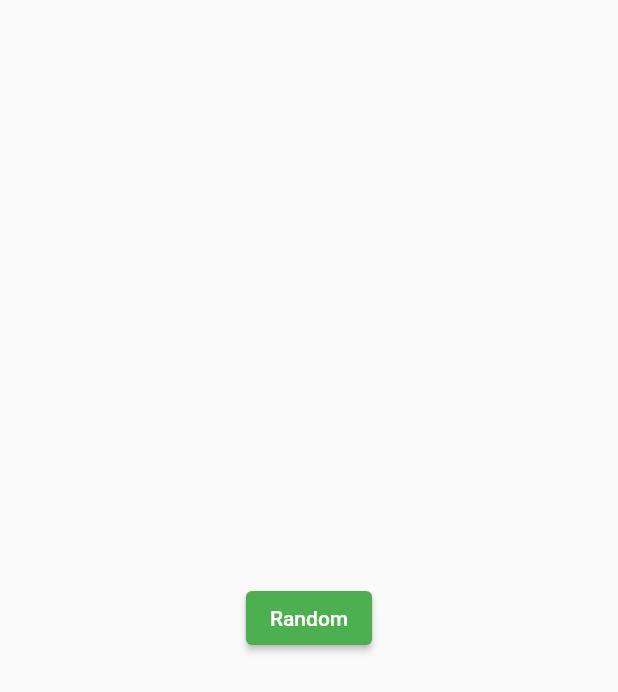
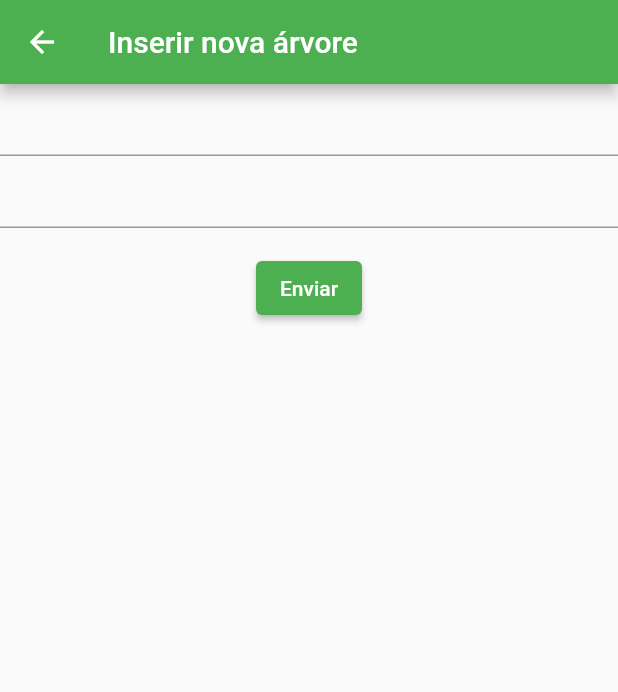
Before and after one commit to ItanuRomero/plantree, a Flutter app: the screen it shows after launch, after a tap on the "add" icon, on a phone screen of 412 x 824 dp. Shown: the top 692 px of the screen. Run offline on Flutter 3.47's test engine with Material 2 defaults, Android fonts, the phone set to English and light mode, and no system bars.

Commit message:
Add form on new tree page

```diff
--- a/lib/routes.dart
+++ b/lib/routes.dart
@@ -4,8 +4,8 @@ import 'package:plantree/routes/new/tree.dart';
 
 class RouteGenerator {
   static const String homePage = '/';
-  static const String randomPage = "/random";
-  RouteGenerator._() {}
+  static const String randomPage = "/new/tree";
+  RouteGenerator._();
   static Route<dynamic> generateRoute(RouteSettings settings) {
     switch (settings.name) {
       case homePage:
@@ -16,7 +16,7 @@ class RouteGenerator {
         );
       case randomPage:
         return MaterialPageRoute(
-          builder: (_) => const RandomPage(),
+          builder: (_) => const NewTreePage(),
         );
       default:
         throw const FormatException("Rota não encontrada");
--- a/lib/routes/new/tree.dart
+++ b/lib/routes/new/tree.dart
@@ -1,19 +1,18 @@
 import 'package:flutter/material.dart';
+import 'package:plantree/widgets/new/tree/form.dart';
 
-class RandomPage extends StatelessWidget {
-  const RandomPage({super.key});
+class NewTreePage extends StatelessWidget {
+  const NewTreePage({super.key});
 
   @override
   Widget build(BuildContext context) {
     return Scaffold(
-      body: Center(
-        child: ElevatedButton(
-          onPressed: () {
-            Navigator.of(context).pop();
-          },
-          child: const Text("Random"),
-        ),
+      appBar: AppBar(
+        // Here we take the value from the MyHomePage object that was created by
+        // the App.build method, and use it to set our appbar title.
+        title: const Text('Inserir nova árvore'),
       ),
+      body: const NewTreeForm(),
     );
   }
 }
--- /dev/null
+++ b/lib/widgets/new/tree/form.dart
@@ -0,0 +1,61 @@
+import 'package:flutter/material.dart';
+
+// Define a custom Form widget.
+class NewTreeForm extends StatefulWidget {
+  const NewTreeForm({super.key});
+
+  @override
+  NewTreeFormState createState() {
+    return NewTreeFormState();
+  }
+}
+
+class NewTreeFormState extends State<NewTreeForm> {
+  final _formKey = GlobalKey<FormState>();
+
+  @override
+  Widget build(BuildContext context) {
+    return Form(
+      key: _formKey,
+      child: Column(
+        children: [
+          TextFormField(
+            decoration: const InputDecoration(
+              contentPadding: EdgeInsets.symmetric(horizontal: 10),
+            ),
+            validator: (value) {
+              if (value == null || value.isEmpty) {
+                return 'Escreva';
+              }
+              return null;
+            },
+          ),
+          TextFormField(
+            decoration: const InputDecoration(
+              contentPadding: EdgeInsets.symmetric(horizontal: 10),
+            ),
+            validator: (value) {
+              if (value == null || value.isEmpty) {
+                return 'Escreva';
+              }
+              return null;
+            },
+          ),
+          Padding(
+            padding: const EdgeInsets.symmetric(vertical: 16.0),
+            child: ElevatedButton(
+              onPressed: () {
+                if (_formKey.currentState!.validate()) {
+                  ScaffoldMessenger.of(context).showSnackBar(
+                    const SnackBar(content: Text('Plantando informações')),
+                  );
+                }
+              },
+              child: const Text('Enviar'),
+            ),
+          ),
+        ],
+      ),
+    );
+  }
+}
```
